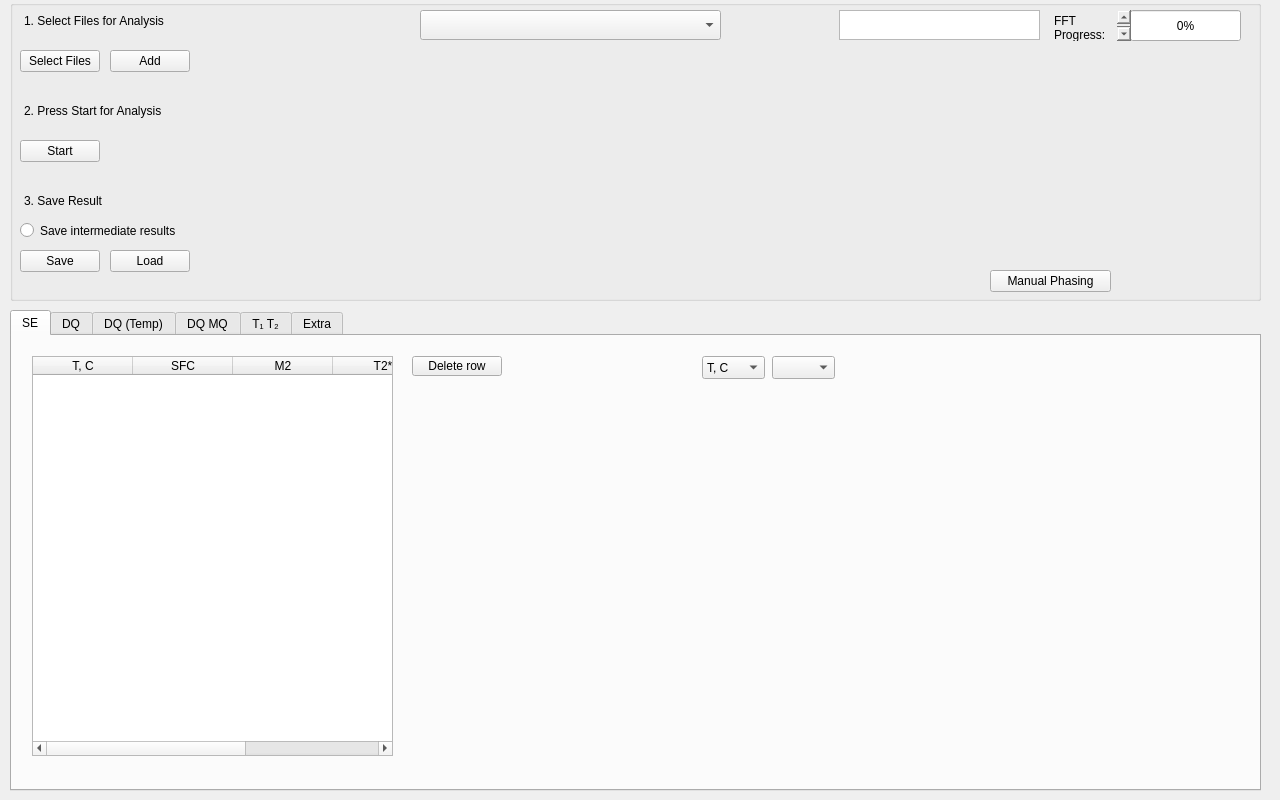
Old version of the form form.ui in the repository timesama/M2-Approach.
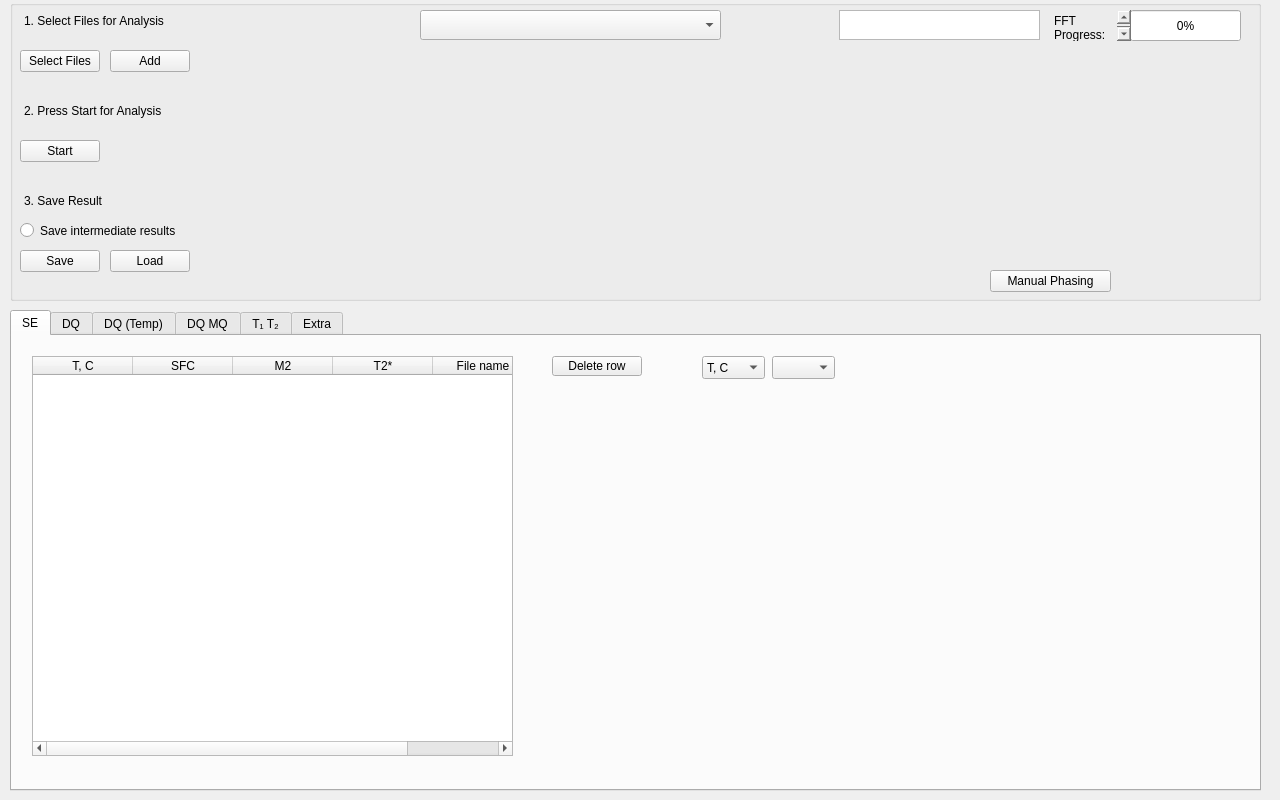
New version of the form. The open tabs and pages were chosen to show the change. Custom widgets are drawn as their Qt base class.

Commit message: B4 adding DQMQ

Diff of the .ui file:
```diff
--- a/form.ui
+++ b/form.ui
@@ -98,7 +98,7 @@
        <rect>
         <x>20</x>
         <y>20</y>
-        <width>361</width>
+        <width>481</width>
         <height>400</height>
        </rect>
       </property>
@@ -219,7 +219,7 @@
      <widget class="QPushButton" name="btn_DeleteRow_1">
       <property name="geometry">
        <rect>
-        <x>400</x>
+        <x>540</x>
         <y>20</y>
         <width>90</width>
         <height>20</height>
```
Left out of the diff: 2 changed lines with no effect on the pictures. The commit also changes 1 other file.
